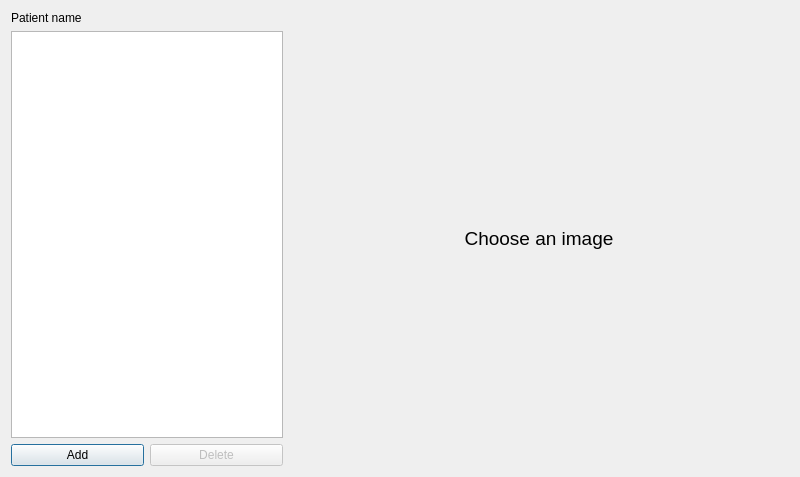
First picture: the form in res/snapshots_dialog.ui, repository ewoxej/qtdbase, before the edit.
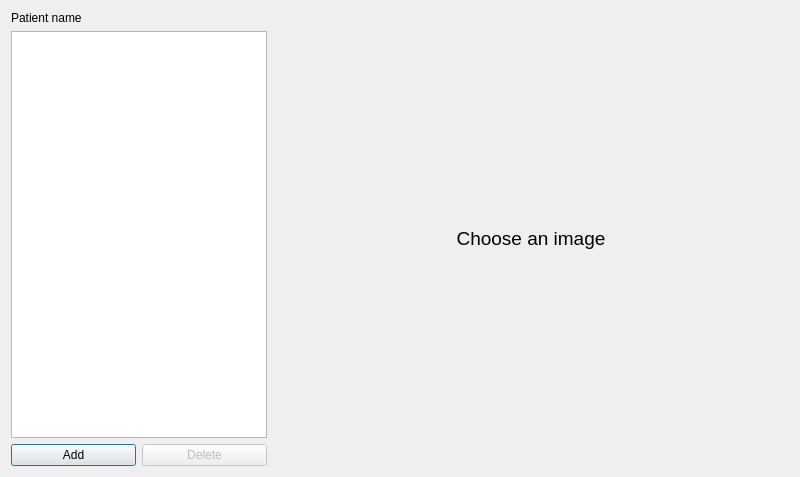
Second picture: the form after the edit.

Commit message: all images format supported, another sizing policy for snapshots, Qt5 slots connection style, date range checking

Patch:
```diff
--- a/res/snapshots_dialog.ui
+++ b/res/snapshots_dialog.ui
@@ -24,7 +24,20 @@
       </widget>
      </item>
      <item>
-      <widget class="QTableView" name="tableView"/>
+      <widget class="QTableView" name="tableView">
+       <property name="sizePolicy">
+        <sizepolicy hsizetype="Preferred" vsizetype="Expanding">
+         <horstretch>0</horstretch>
+         <verstretch>0</verstretch>
+        </sizepolicy>
+       </property>
+       <property name="minimumSize">
+        <size>
+         <width>256</width>
+         <height>407</height>
+        </size>
+       </property>
+      </widget>
      </item>
      <item>
       <layout class="QHBoxLayout">
@@ -67,7 +80,7 @@
    <item>
     <widget class="QLabel" name="label_2">
      <property name="sizePolicy">
-      <sizepolicy hsizetype="Preferred" vsizetype="Preferred">
+      <sizepolicy hsizetype="Expanding" vsizetype="Expanding">
        <horstretch>0</horstretch>
        <verstretch>0</verstretch>
       </sizepolicy>
```
The commit also changes 10 other files.
